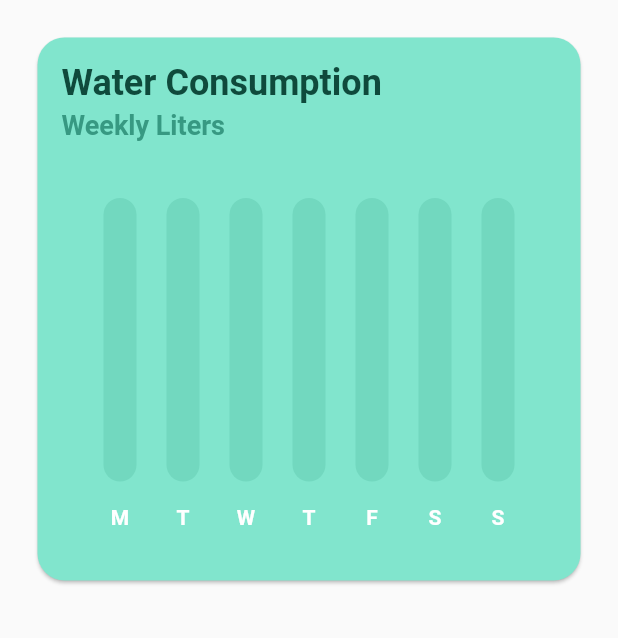
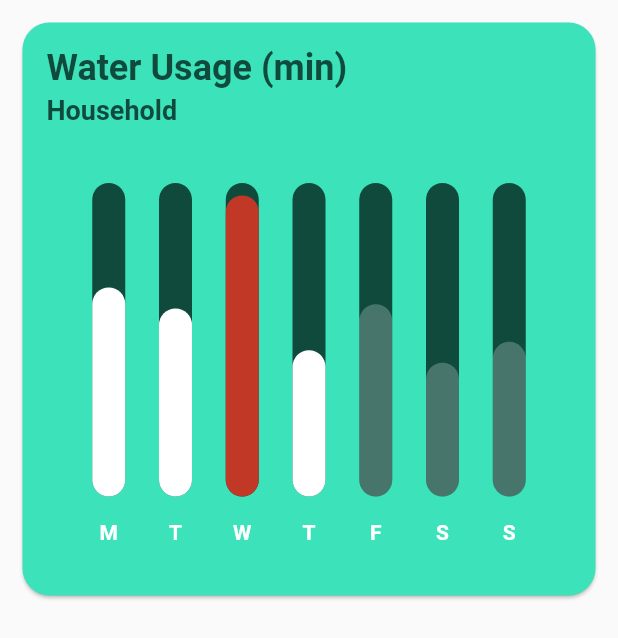
Before and after one commit to dmquilez/oras_app, a Flutter app: the BarChartSample1 widget shown alone on an empty page, opened directly, on a phone screen of 412 x 824 dp. Shown: the top 638 px of the screen. Run offline on Flutter 3.47's test engine with Material 2 defaults, Android fonts, the phone set to English and light mode, and no system bars; drawn by our look-alikes of fl_chart; our stand-ins replace cloud_firestore, firebase_auth, firebase_core, firebase_database, flutter_svg, font_awesome_flutter and 1 more; missing offline and left inert: firestore_search; accounts and stored records are empty.

Commit message:
Added chart styles

```diff
--- a/lib/charts/bar_chart_sample1.dart
+++ b/lib/charts/bar_chart_sample1.dart
@@ -13,8 +13,15 @@ class BarChartSample1 extends StatefulWidget{
   final double bar_4;
   final double bar_5;
   final double bar_6;
+  final String bar_name;
+  final String bar_caption;
+  final Color card_color;
+  final Color bar_background_back_color;
+  final String units;
+  final double bound;
 
-  BarChartSample1(this.bar_0, this.bar_1, this.bar_2, this.bar_3, this.bar_4, this.bar_5, this.bar_6);
+
+  BarChartSample1(this.bar_0, this.bar_1, this.bar_2, this.bar_3, this.bar_4, this.bar_5, this.bar_6, this.bar_name, this.bar_caption,this.card_color, this.bar_background_back_color, this.units, this.bound);
 
   final List<Color> availableColors = const [
     Colors.purpleAccent,
@@ -30,7 +37,7 @@ class BarChartSample1 extends StatefulWidget{
 }
 
 class BarChartSample1State extends State<BarChartSample1> {
-  final Color barBackgroundColor = const Color(0xff72d8bf);
+
   final Duration animDuration = const Duration(milliseconds: 250);
 
   int touchedIndex = -1;
@@ -44,9 +51,9 @@ class BarChartSample1State extends State<BarChartSample1> {
     return AspectRatio(
       aspectRatio: 1,
       child: Card(
-        margin: EdgeInsets.all(25),
+        margin: EdgeInsets.all(15),
         shape: RoundedRectangleBorder(borderRadius: BorderRadius.circular(18.0)),
-        color: const Color(0xff81e5cd),
+        color: widget.card_color,
         child: Stack(
           children: <Widget>[
             Padding(
@@ -56,20 +63,20 @@ class BarChartSample1State extends State<BarChartSample1> {
                 mainAxisAlignment: MainAxisAlignment.start,
                 mainAxisSize: MainAxisSize.max,
                 children: <Widget>[
-                  const Text(
-                    'Water Consumption',
+                  Text(
+                    widget.bar_name,
                     style: TextStyle(
-                        color: Color(0xff0f4a3c),
+                        color: widget.bar_background_back_color,
                         fontSize: 24,
                         fontWeight: FontWeight.bold),
                   ),
                   const SizedBox(
                     height: 4,
                   ),
-                  const Text(
-                    'Weekly Liters',
+                  Text(
+                    widget.bar_caption,
                     style: TextStyle(
-                        color: Color(0xff379982),
+                        color: widget.bar_background_back_color,
                         fontSize: 18,
                         fontWeight: FontWeight.bold),
                   ),
@@ -111,15 +118,15 @@ class BarChartSample1State extends State<BarChartSample1> {
       barRods: [
         BarChartRodData(
           y: isTouched ? y + 1 : y,
-          colors: isTouched ? [Colors.yellow] : [barColor],
+          colors: isTouched ? [Colors.black54] : [barColor],
           width: width,
           borderSide: isTouched
-              ? BorderSide(color: Colors.yellow.darken(), width: 1)
+              ? BorderSide(color: Colors.yellow.darken(), width: 0)
               : const BorderSide(color: Colors.white, width: 0),
           backDrawRodData: BackgroundBarChartRodData(
             show: true,
-            y: 20,
-            colors: [barBackgroundColor],
+            y: widget.bound,
+            colors: [widget.bar_background_back_color],
           ),
         ),
       ],
@@ -134,15 +141,16 @@ class BarChartSample1State extends State<BarChartSample1> {
           case 1:
             return makeGroupData(1, widget.bar_1, isTouched: i == touchedIndex);
           case 2:
-            return makeGroupData(2, widget.bar_2, isTouched: i == touchedIndex);
+            return makeGroupData(2, widget.bar_2, isTouched: i == touchedIndex, barColor: Color(
+                0xffc23827));
           case 3:
             return makeGroupData(3, widget.bar_3, isTouched: i == touchedIndex);
           case 4:
-            return makeGroupData(4, widget.bar_4, isTouched: i == touchedIndex);
+            return makeGroupData(4, widget.bar_4, isTouched: i == touchedIndex, barColor: Colors.white24);
           case 5:
-            return makeGroupData(5, widget.bar_5, isTouched: i == touchedIndex);
+            return makeGroupData(5, widget.bar_5, isTouched: i == touchedIndex, barColor: Colors.white24);
           case 6:
-            return makeGroupData(6, widget.bar_6, isTouched: i == touchedIndex);
+            return makeGroupData(6, widget.bar_6, isTouched: i == touchedIndex, barColor: Colors.white24);
           default:
             return throw Error();
         }
@@ -189,9 +197,9 @@ class BarChartSample1State extends State<BarChartSample1> {
                 ),
                 children: <TextSpan>[
                   TextSpan(
-                    text: (rod.y - 1).toString()+" L",
+                    text: (rod.y - 1).toString()+" "+widget.units,
                     style: const TextStyle(
-                      color: Colors.yellow,
+                      color: Colors.amberAccent,
                       fontSize: 16,
                       fontWeight: FontWeight.w500,
                     ),
```
Also changed, not shown: lib/charts/line_chart_sample1.dart (+6 -6 lines), lib/screens/friends_page.dart (+10 -7 lines), lib/screens/home_page.dart (+40 -25 lines), lib/screens/friends_add_page.dart (line endings or trailing spaces).
